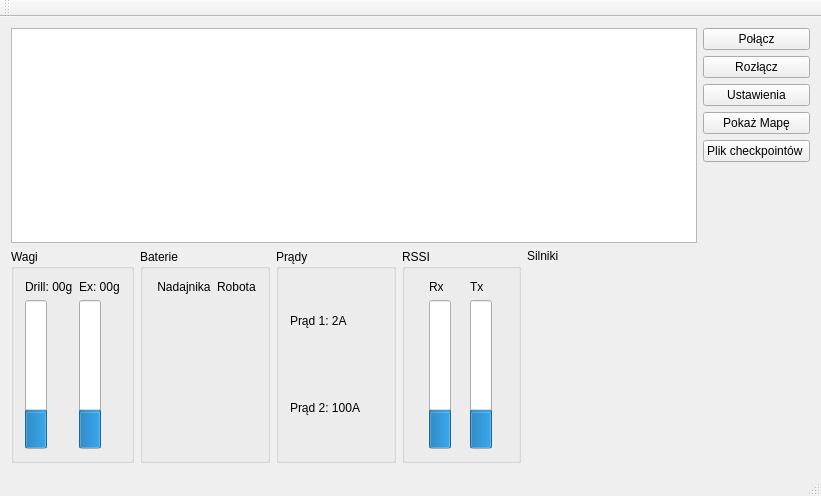
This is mainwindow.ui in EddieTheHead/ERTCudQt as Qt 5 draws it before an edit. The edited form follows.
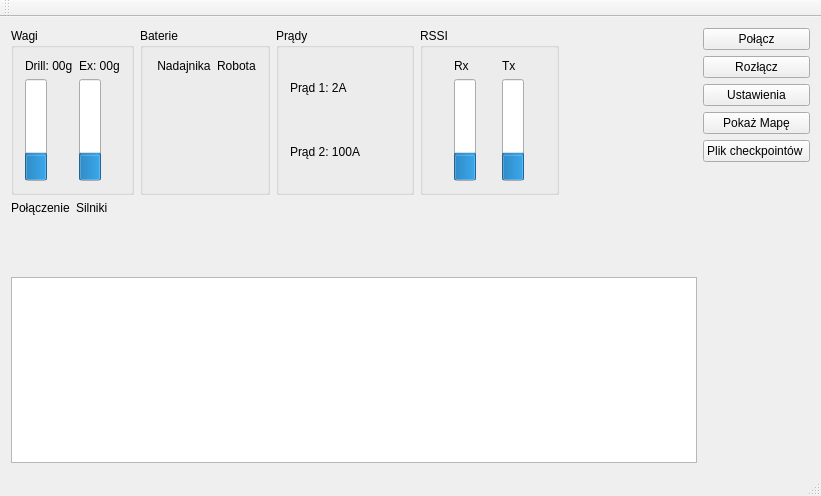
This is the edited form. Custom widgets are drawn as their Qt base class.

Commit message: Kontrolka połączenia i przemeblowanie okienka

What changed in the file:
```diff
--- a/mainwindow.ui
+++ b/mainwindow.ui
@@ -15,9 +15,6 @@
   </property>
   <widget class="QWidget" name="centralWidget">
    <layout class="QGridLayout" name="gridLayout">
-    <item row="0" column="0">
-     <widget class="QPlainTextEdit" name="plainTextEditLog"/>
-    </item>
     <item row="0" column="3">
      <layout class="QVBoxLayout" name="verticalLayoutButtons">
       <item>
@@ -70,7 +67,7 @@
       </item>
      </layout>
     </item>
-    <item row="1" column="0">
+    <item row="0" column="1">
      <layout class="QHBoxLayout" name="horizontalLayout_2">
       <item>
        <widget class="QGroupBox" name="groupBox">
@@ -321,6 +318,65 @@
        </widget>
       </item>
       <item>
+       <spacer name="horizontalSpacer">
+        <property name="orientation">
+         <enum>Qt::Horizontal</enum>
+        </property>
+        <property name="sizeHint" stdset="0">
+         <size>
+          <width>40</width>
+          <height>20</height>
+         </size>
+        </property>
+       </spacer>
+      </item>
+     </layout>
+    </item>
+    <item row="1" column="1">
+     <layout class="QHBoxLayout" name="horizontalLayout_5">
+      <item>
+       <layout class="QVBoxLayout" name="verticalLayout_connection">
+        <item>
+         <widget class="QLabel" name="label_connction">
+          <property name="text">
+           <string>Połączenie</string>
+          </property>
+         </widget>
+        </item>
+        <item>
+         <widget class="WorkIndicator" name="ConnctionIndicator">
+          <property name="sizePolicy">
+           <sizepolicy hsizetype="Fixed" vsizetype="Fixed">
+            <horstretch>0</horstretch>
+            <verstretch>0</verstretch>
+           </sizepolicy>
+          </property>
+          <property name="minimumSize">
+           <size>
+            <width>50</width>
+            <height>50</height>
+           </size>
+          </property>
+          <property name="maximumSize">
+           <size>
+            <width>50</width>
+            <height>50</height>
+           </size>
+          </property>
+          <property name="baseSize">
+           <size>
+            <width>50</width>
+            <height>50</height>
+           </size>
+          </property>
+          <property name="text">
+           <string/>
+          </property>
+         </widget>
+        </item>
+       </layout>
+      </item>
+      <item>
        <layout class="QVBoxLayout" name="verticalLayout_Engine">
         <item>
          <widget class="QLabel" name="label_Engine">
@@ -366,23 +422,10 @@
           </property>
          </widget>
         </item>
-        <item>
-         <spacer name="verticalSpacer">
-          <property name="orientation">
-           <enum>Qt::Vertical</enum>
-          </property>
-          <property name="sizeHint" stdset="0">
-           <size>
-            <width>20</width>
-            <height>40</height>
-           </size>
-          </property>
-         </spacer>
-        </item>
        </layout>
       </item>
       <item>
-       <spacer name="horizontalSpacer">
+       <spacer name="horizontalSpacer_2">
         <property name="orientation">
          <enum>Qt::Horizontal</enum>
         </property>
@@ -396,6 +439,9 @@
       </item>
      </layout>
     </item>
+    <item row="2" column="1">
+     <widget class="QPlainTextEdit" name="plainTextEditLog"/>
+    </item>
    </layout>
   </widget>
   <widget class="QMenuBar" name="menuBar">
```
The commit also changes 1 other file.
